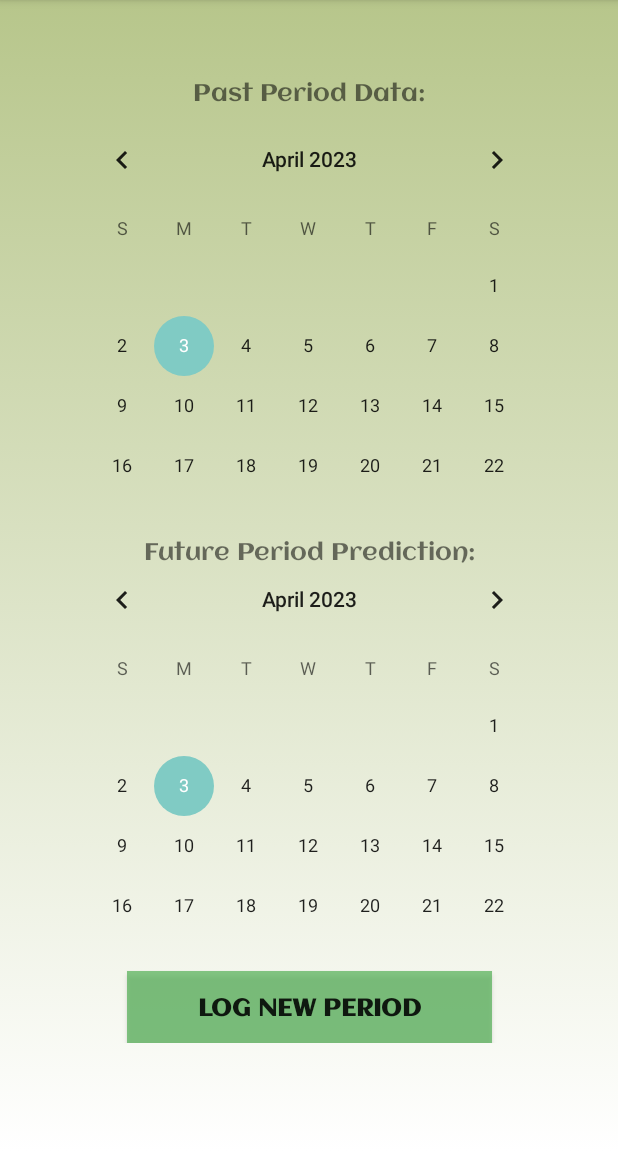
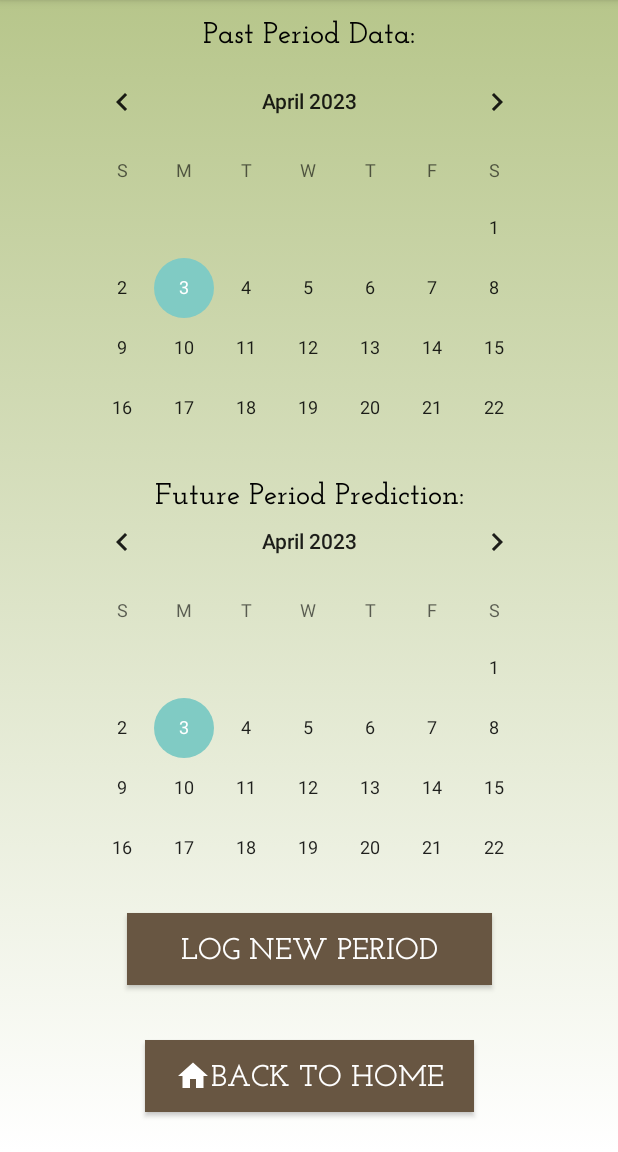
Before and after one commit to danisaba/WicHacks, an Android app: the CycleTracking screen opened directly, with no data from a screen before it, on a phone screen of 412 x 824 dp, the part 84-1236 px from its top. Run offline under Robolectric (Android 15) with nearby library versions, the phone set to English and light mode, and no system bars.

Commit message:
Added back home button for every page for easy navigation around the app. Slay and purr

```diff
--- a/app/src/main/java/com/example/wichacks/CycleTracking.kt
+++ b/app/src/main/java/com/example/wichacks/CycleTracking.kt
@@ -1,12 +1,20 @@
 package com.example.wichacks
 
+import android.content.Intent
 import androidx.appcompat.app.AppCompatActivity
 import android.os.Bundle
+import android.widget.Button
 import android.widget.CalendarView
 
 class CycleTracking : AppCompatActivity() {
     override fun onCreate(savedInstanceState: Bundle?) {
         super.onCreate(savedInstanceState)
         setContentView(R.layout.activity_cycle_tracking)
+
+        val backHome = findViewById<Button>(R.id.backToScrollFeed)
+        backHome.setOnClickListener {
+            val intent = Intent(this, ScrollingActivity::class.java)
+            startActivity(intent)
+        }
     }
 }
--- a/app/src/main/res/layout/activity_cycle_tracking.xml
+++ b/app/src/main/res/layout/activity_cycle_tracking.xml
@@ -1,28 +1,22 @@
 <?xml version="1.0" encoding="utf-8"?>
-
-
-<RelativeLayout xmlns:android="http://schemas.android.com/apk/res/android"
+<androidx.constraintlayout.widget.ConstraintLayout xmlns:android="http://schemas.android.com/apk/res/android"
     xmlns:app="http://schemas.android.com/apk/res-auto"
     xmlns:tools="http://schemas.android.com/tools"
+    android:layout_width="match_parent"
     android:layout_height="match_parent"
-android:layout_width="match_parent"
+    tools:context=".Feedback"
     android:background="@drawable/gradient_background">
-
-<androidx.constraintlayout.widget.ConstraintLayout
-    android:layout_width="match_parent"
-    android:layout_height="wrap_content"
-    android:padding="40dp"
-    tools:context=".ScrollingActivity">
 
         <TextView
             android:id="@+id/pastText"
             android:layout_width="wrap_content"
             android:layout_height="wrap_content"
             android:layout_marginTop="10dp"
-        android:fontFamily="@font/aclonica"
+            android:fontFamily="@font/josefin_slab_semibold"
+            android:textColor="@color/black"
             android:text="Past Period Data:"
             android:textAlignment="center"
-        android:textSize="16sp"
+            android:textSize="20sp"
             app:layout_constraintEnd_toEndOf="parent"
             app:layout_constraintStart_toStartOf="parent"
             app:layout_constraintTop_toTopOf="parent" />
@@ -31,20 +25,21 @@
             android:id="@+id/pastPeriod"
             android:layout_width="331dp"
             android:layout_height="273dp"
+            android:minDate="03/01/2023"
             app:layout_constraintEnd_toEndOf="parent"
             app:layout_constraintStart_toStartOf="parent"
-        app:layout_constraintTop_toBottomOf="@id/pastText"
-        android:minDate= "03/01/2023"/>
+            app:layout_constraintTop_toBottomOf="@id/pastText" />
 
         <TextView
             android:id="@+id/currText"
             android:layout_width="wrap_content"
             android:layout_height="wrap_content"
             android:layout_marginTop="10dp"
-        android:fontFamily="@font/aclonica"
+            android:fontFamily="@font/josefin_slab_semibold"
+            android:textColor="@color/black"
             android:text="Future Period Prediction:"
             android:textAlignment="center"
-        android:textSize="16sp"
+            android:textSize="20sp"
             app:layout_constraintEnd_toEndOf="parent"
             app:layout_constraintStart_toStartOf="parent"
             app:layout_constraintTop_toBottomOf="@id/pastPeriod" />
@@ -54,10 +49,10 @@
             android:layout_width="331dp"
             android:layout_height="271dp"
             android:layout_marginTop="20dp"
+            android:minDate="03/01/2023"
             app:layout_constraintEnd_toEndOf="parent"
             app:layout_constraintStart_toStartOf="parent"
-        app:layout_constraintTop_toBottomOf="@id/pastPeriod"
-        android:minDate= "03/01/2023"/>
+            app:layout_constraintTop_toBottomOf="@id/pastPeriod" />
 
         <androidx.appcompat.widget.AppCompatButton
             android:id="@+id/logButton"
@@ -66,15 +61,41 @@
             android:layout_alignParentStart="true"
             android:layout_alignParentEnd="true"
             android:layout_marginTop="10dp"
-        android:background="#AB4CAF50"
-        android:fontFamily="@font/aclonica"
             android:text="Log new period"
-        android:textSize="16sp"
+            android:textColor="@color/white"
+            android:textColorHighlight="@color/caper"
+            android:textSize="20sp"
+            android:elevation="3dp"
+            android:fontFamily="@font/josefin_slab_semibold"
+            android:background="@color/quincy"
+            android:onClick="pavlova"
+            android:paddingStart="20dp"
+            android:paddingEnd="20dp"
             android:textStyle="bold"
             app:layout_constraintEnd_toEndOf="parent"
             app:layout_constraintStart_toStartOf="parent"
             app:layout_constraintTop_toBottomOf="@id/currentPeriod" />
+
+        <androidx.appcompat.widget.AppCompatButton
+            android:id="@+id/backToScrollFeed"
+            android:layout_width="wrap_content"
+            android:layout_height="wrap_content"
+            android:layout_marginTop="10dp"
+            android:drawableStart="@drawable/homeicon"
+            android:text="Back to Home"
+            android:onClick="pavlova"
+            android:textColor="@color/white"
+            android:textColorHighlight="@color/caper"
+            android:textSize="20sp"
+            android:elevation="3dp"
+            android:fontFamily="@font/josefin_slab_semibold"
+            android:background="@color/quincy"
+            android:paddingStart="20dp"
+            android:paddingEnd="20dp"
+            android:textStyle="bold"
+            app:layout_constraintBottom_toBottomOf="parent"
+            app:layout_constraintEnd_toEndOf="parent"
+            app:layout_constraintStart_toStartOf="parent"
+            app:layout_constraintTop_toBottomOf="@+id/logButton" />
+
 </androidx.constraintlayout.widget.ConstraintLayout>
-
-
-</RelativeLayout>
```
Also changed, not shown: app/src/main/java/com/example/wichacks/WaterTracking.kt (+8 -0 lines), app/src/main/res/layout/activity_feedback.xml (+16 -7 lines), app/src/main/res/layout/activity_water_tracking.xml (+21 -0 lines). Lines whose indentation alone changed are shown as unchanged.
